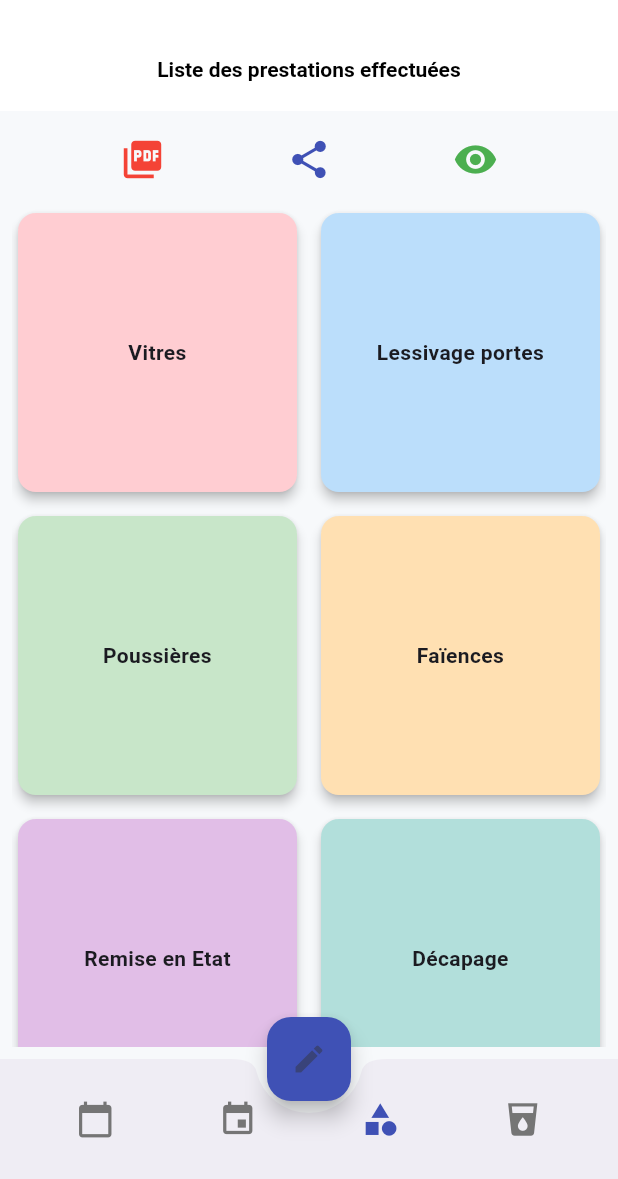
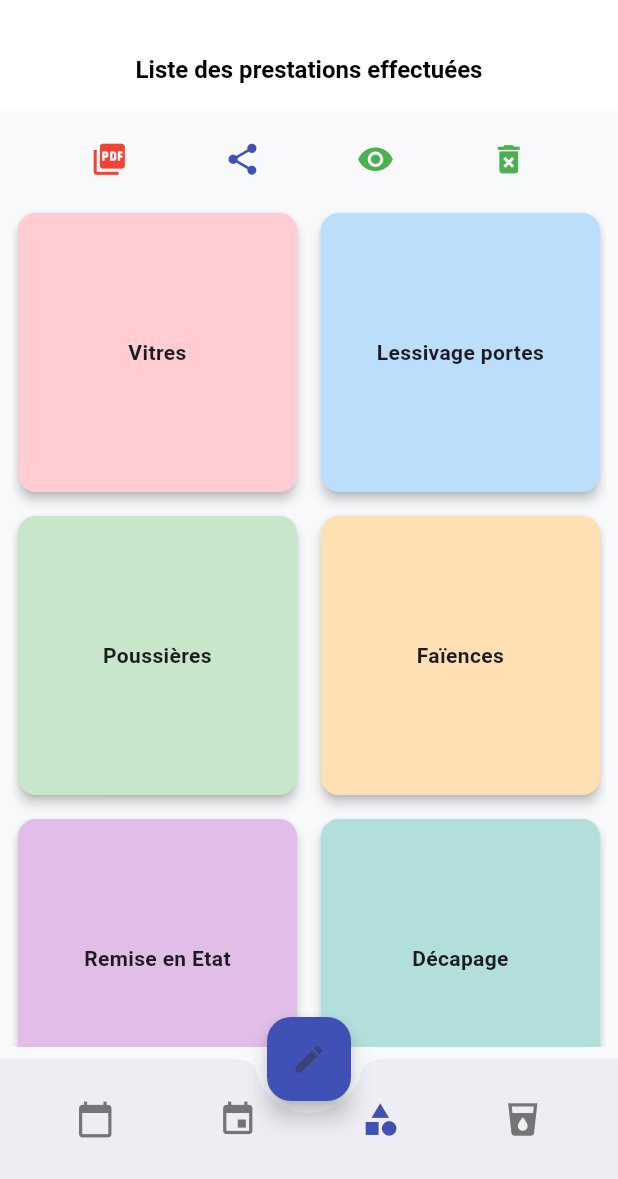
Before and after one commit to Web82-Thom/cleaning_schedule_demo, a Flutter app: the screen it shows once a user with an empty profile is signed in, item 3 of the bottom bar chosen, on a phone screen of 412 x 824 dp, the part 57-1236 px from its top. Run offline on Flutter 3.47's test engine with Material 3 defaults, Android fonts, the phone set to English and light mode, and no system bars; our stand-ins replace cloud_firestore, firebase_auth, firebase_core, open_filex, pdf, share_plus and 1 more; accounts and stored records are empty.

Commit message:
add delete

```diff
--- a/lib/screens/stubPages/view_tasks_no_weekly_page.dart
+++ b/lib/screens/stubPages/view_tasks_no_weekly_page.dart
@@ -12,7 +12,7 @@ class ViewTasksNoWeeklyPage extends StatelessWidget {
     final PdfController pdfController = PdfController();
 
     return Scaffold(
-      appBar: AppBar(title: const Text('Liste des prestations effectuées', style:TextStyle(fontSize: 14, fontWeight: FontWeight.bold),)),
+      appBar: AppBar(title: const Text('Liste des prestations effectuées', style:TextStyle(fontSize: 16, fontWeight: FontWeight.bold),)),
       body: SafeArea(
         child: Padding(
           padding: const EdgeInsets.all(8.0),
@@ -23,7 +23,7 @@ class ViewTasksNoWeeklyPage extends StatelessWidget {
                 mainAxisAlignment: MainAxisAlignment.spaceEvenly,
                 children: [
                   IconButton(
-                    icon: const Icon(Icons.picture_as_pdf, color: Colors.red, size: 30),
+                    icon: const Icon(Icons.picture_as_pdf, color: Colors.red, size: 25),
                     tooltip: 'Exporter en PDF',
                     onPressed: (){},
                     onLongPress: () {
@@ -31,17 +31,27 @@ class ViewTasksNoWeeklyPage extends StatelessWidget {
                     },
                   ),
                   IconButton(
-                    icon: const Icon(Icons.share, color: Colors.indigo, size: 30),
+                    icon: const Icon(Icons.share, color: Colors.indigo, size: 25),
                     tooltip: 'Partager',
                     onPressed: () {
                       pdfController.shareReportPdf(context: context);
                     },
                   ),
                   IconButton(
-                    icon: const Icon(Icons.remove_red_eye, color: Colors.green, size: 30),
+                    icon: const Icon(Icons.remove_red_eye, color: Colors.green, size: 25),
                     tooltip: 'Voir',
                     onPressed: () {
                       pdfController.openExistingPdf(context: context, fileName: 'rapport_prestations_non_hebdo.pdf');
+                    },
+                  ),
+                  IconButton(
+                    icon: const Icon(Icons.delete_forever, color: Colors.green, size: 25),
+                    tooltip: 'Supprimer le PDF',
+                    onPressed: () async {
+                      await pdfController.deletePdf(
+                        context: context,
+                        fileName: 'rapport_prestations_non_hebdo.pdf',
+                      );
                     },
                   ),
                 ],
```
